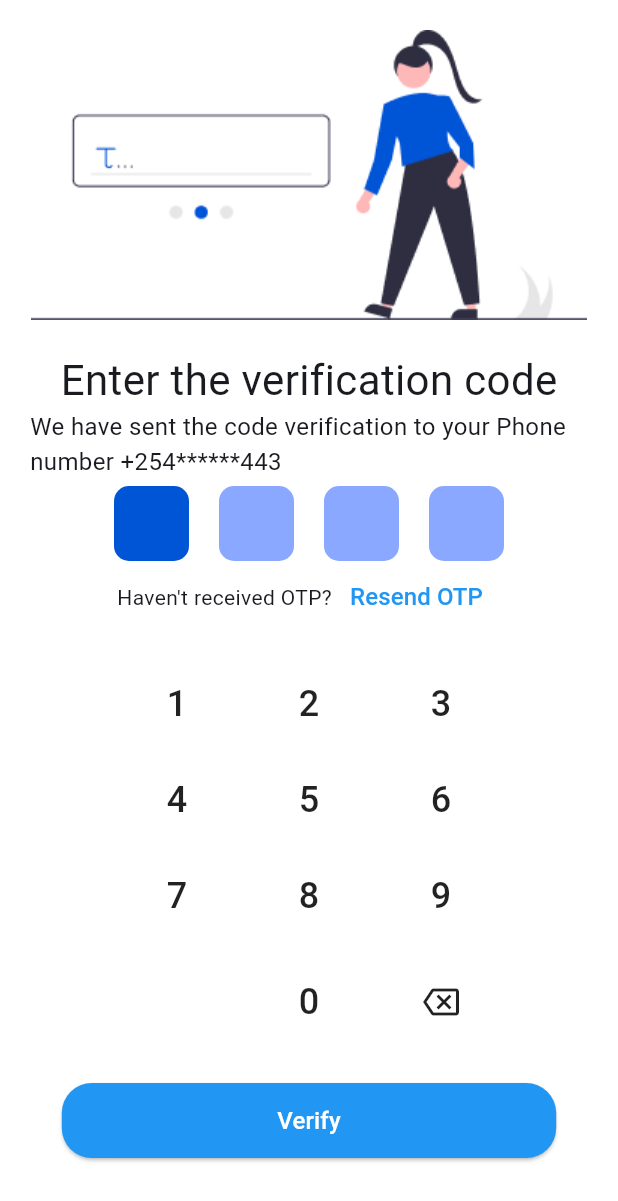
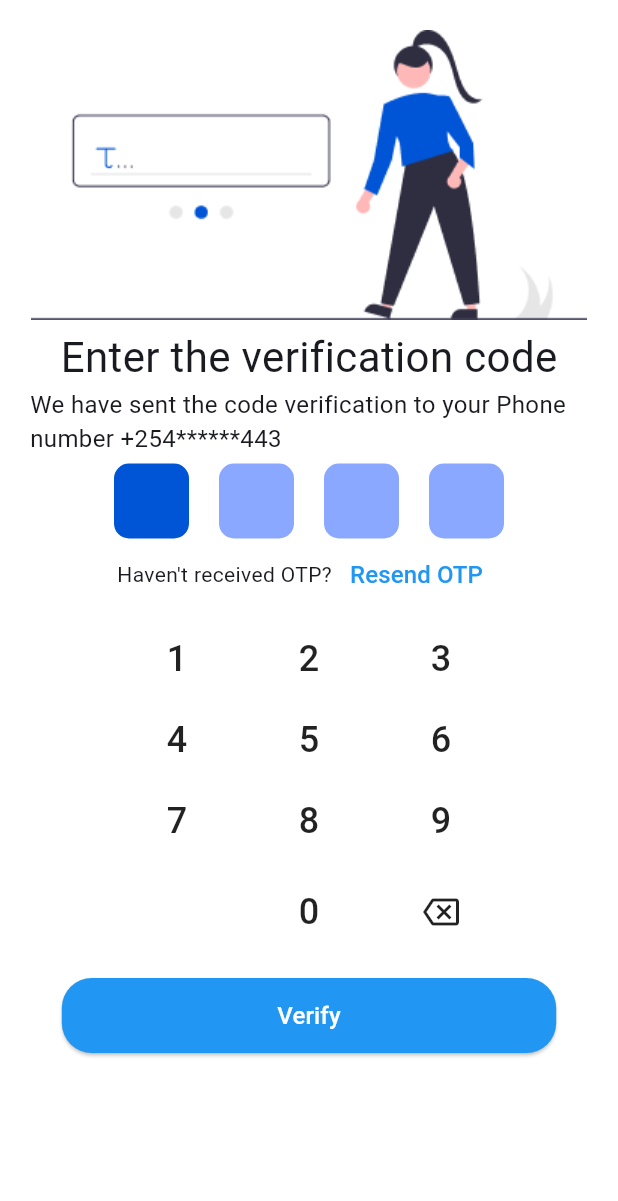
Before and after one commit to kariuki-joseph/advantage, a Flutter app: the screen it shows after launch, after a tap on "Verify", on a phone screen of 412 x 824 dp. Shown: the top 1201 px of the screen. Run offline on Flutter 3.47's test engine with Material 3 defaults, Android fonts, the phone set to English and light mode, and no system bars; our stand-ins replace get.

Commit message:
UI styling

```diff
--- a/lib/main.dart
+++ b/lib/main.dart
@@ -15,6 +15,7 @@ class MyApp extends StatelessWidget {
   @override
   Widget build(BuildContext context) {
     return GetMaterialApp(
+      debugShowCheckedModeBanner: false,
       title: 'AdVantage',
       theme: ThemeData(
         colorScheme: ColorScheme.fromSeed(seedColor: AppColor.primaryColor),
--- a/lib/screens/phone_verification/phone_verification.dart
+++ b/lib/screens/phone_verification/phone_verification.dart
@@ -20,6 +20,7 @@ class _PhoneVerificationState extends State<PhoneVerification> {
       backgroundColor: Colors.white,
       body: Container(
         padding: const EdgeInsets.symmetric(horizontal: 20.0, vertical: 20.0),
+        child: SingleChildScrollView(
           child: Column(
             crossAxisAlignment: CrossAxisAlignment.center,
             children: [
@@ -27,7 +28,7 @@ class _PhoneVerificationState extends State<PhoneVerification> {
                 image: AssetImage("images/ill_verification_code.png"),
                 fit: BoxFit.contain,
               ),
-            const SizedBox(height: 20),
+              const SizedBox(height: 5),
               const Text(
                 "Enter the verification code",
                 style: TextStyle(fontSize: 28),
@@ -64,7 +65,7 @@ class _PhoneVerificationState extends State<PhoneVerification> {
                 ],
               ),
 
-            const SizedBox(height: 20),
+              const SizedBox(height: 5),
               Row(
                 mainAxisAlignment: MainAxisAlignment.center,
                 children: List<Widget>.generate(
@@ -73,7 +74,6 @@ class _PhoneVerificationState extends State<PhoneVerification> {
                       SingleButton(onPressed: () {}, number: "${index + 1}"),
                 ).toList(),
               ),
-            const SizedBox(height: 10),
               Row(
                 mainAxisAlignment: MainAxisAlignment.center,
                 children: List<Widget>.generate(
@@ -82,7 +82,6 @@ class _PhoneVerificationState extends State<PhoneVerification> {
                       SingleButton(onPressed: () {}, number: "${index + 4}"),
                 ).toList(),
               ),
-            const SizedBox(height: 10),
               Row(
                 mainAxisAlignment: MainAxisAlignment.center,
                 children: List<Widget>.generate(
@@ -91,7 +90,6 @@ class _PhoneVerificationState extends State<PhoneVerification> {
                       SingleButton(onPressed: () {}, number: "${index + 7}"),
                 ).toList(),
               ),
-            const SizedBox(height: 10),
               Row(
                 mainAxisAlignment: MainAxisAlignment.center,
                 children: [
@@ -101,7 +99,7 @@ class _PhoneVerificationState extends State<PhoneVerification> {
                 ],
               ),
 
-            const SizedBox(height: 20),
+              const SizedBox(height: 10),
               PrimaryButton(
                 onPressed: () {
                   Get.toNamed(AppPage.verificationSuccess);
@@ -114,6 +112,7 @@ class _PhoneVerificationState extends State<PhoneVerification> {
             ],
           ),
         ),
+      ),
     );
   }
 }
--- a/lib/screens/register.dart
+++ b/lib/screens/register.dart
@@ -21,6 +21,7 @@ class _RegisterState extends State<Register> {
     return Scaffold(
       backgroundColor: Colors.white,
       body: SingleChildScrollView(
+        padding: const EdgeInsets.symmetric(horizontal: 20.0),
         child: Column(
           mainAxisAlignment: MainAxisAlignment.start,
           children: [
@@ -36,18 +37,12 @@ class _RegisterState extends State<Register> {
               "Create An Account With Us",
               style: TextStyle(fontSize: 28),
             ),
-            const Padding(
-              padding: EdgeInsets.symmetric(horizontal: 10.0, vertical: 5.0),
-              child: Text(
-                "We will send you a verification code to the number provided",
-                style: TextStyle(fontSize: 16),
-              ),
+            const Text(
+              "We will send you a verification code to the number provided",
+              style: TextStyle(fontSize: 16),
             ),
-            const SizedBox(height: 5),
+            const SizedBox(height: 10),
             Container(
-              margin:
-                  const EdgeInsets.symmetric(horizontal: 10.0, vertical: 5.0),
-              padding: const EdgeInsets.symmetric(horizontal: 5.0),
               decoration: BoxDecoration(
                 border: Border.all(color: Colors.black),
                 borderRadius: BorderRadius.circular(5),
@@ -78,20 +73,26 @@ class _RegisterState extends State<Register> {
                 ],
               ),
             ),
-            const SizedBox(height: 20),
+            const SizedBox(height: 50),
             PrimaryButton(
               onPressed: _isLoading
                   ? null
                   : () {
                       setState(() {
-                        _isLoading = true;
+                        _isLoading = false;
                       });
                       // move to the next screen
                       Get.toNamed(AppPage.verifyPhone);
                     },
               child: _isLoading
                   ? const CircularProgressIndicator()
-                  : const Text("Verify"),
+                  : const Text(
+                      "Verify",
+                      style: TextStyle(
+                        fontSize: 18,
+                        fontWeight: FontWeight.bold,
+                      ),
+                    ),
             ),
             const SizedBox(height: 20),
           ],
```
Also changed, not shown: lib/screens/finish_profile/finish_profile.dart (+15 -10 lines). Lines whose indentation alone changed are shown as unchanged.
